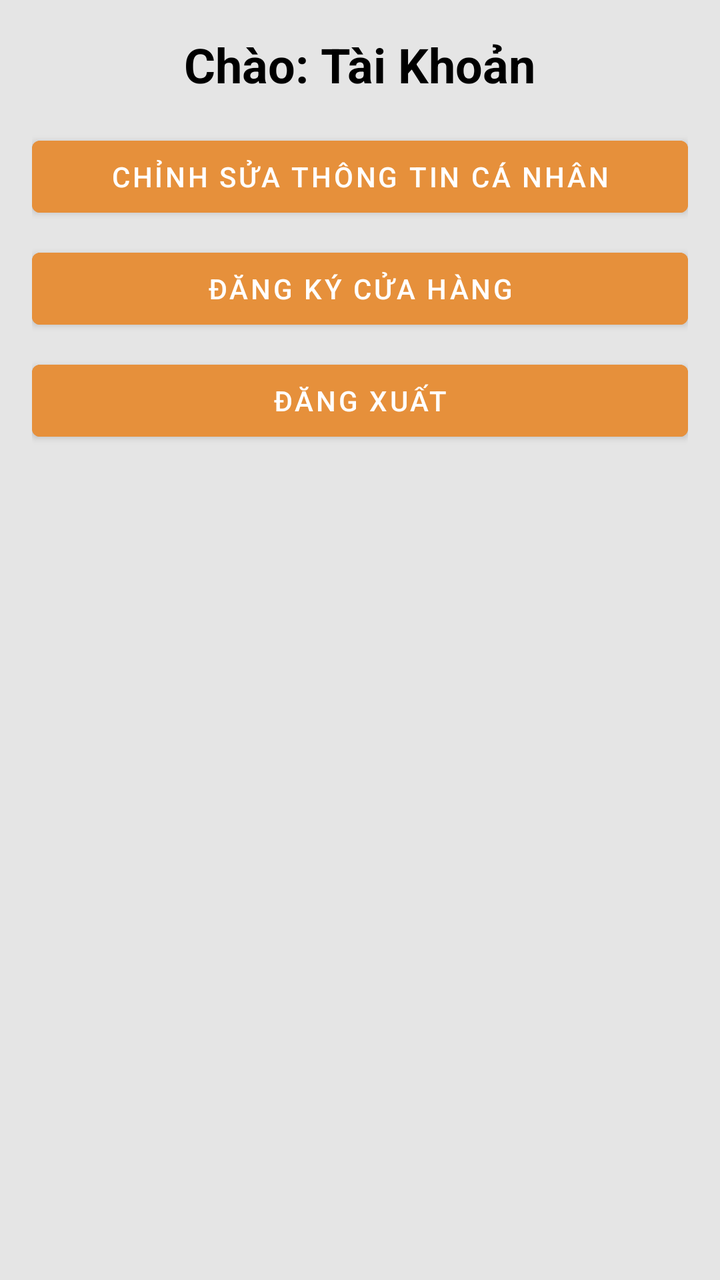
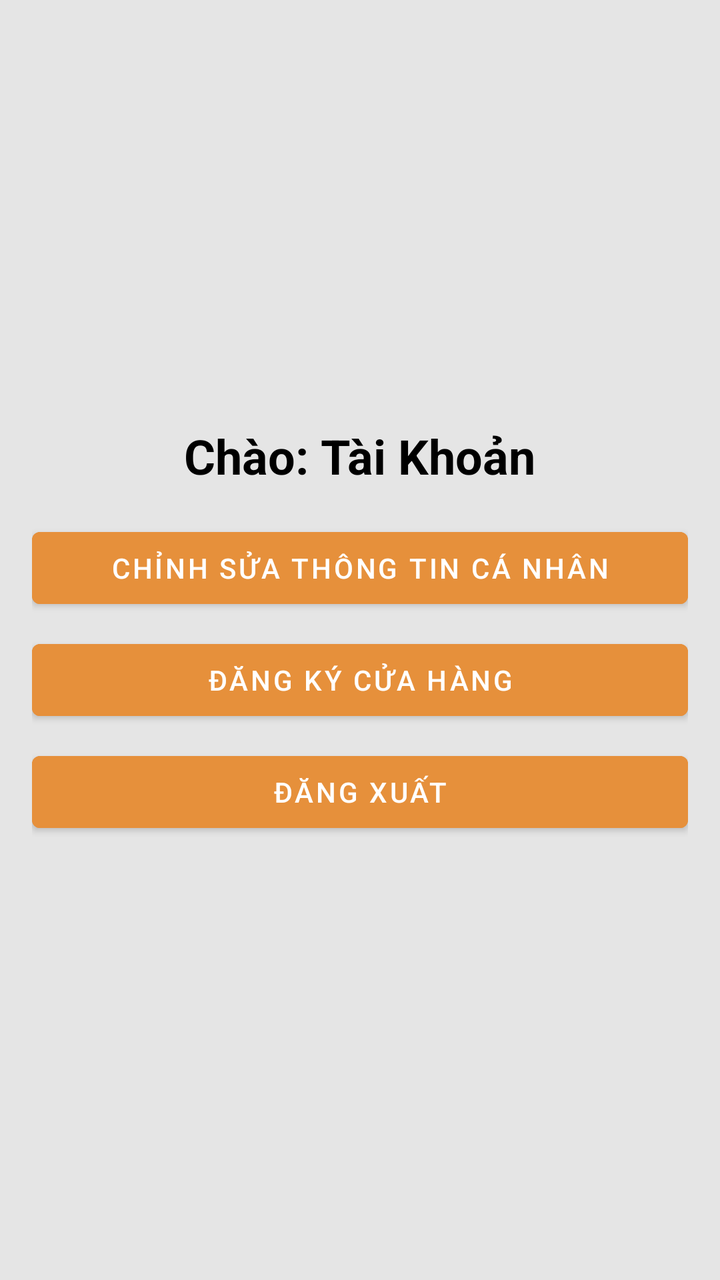

An Android layout rendered at two revisions. The XML below is the earlier revision; the diff shows what the commit changed to produce the second picture.
<!-- AndroidManifest.xml: application theme Theme.Grab_Demo -->
<!-- res/layout/fragment_tai_khoan_store_owner.xml -->
<?xml version="1.0" encoding="utf-8"?>
<FrameLayout xmlns:android="http://schemas.android.com/apk/res/android"
    xmlns:tools="http://schemas.android.com/tools"
    android:layout_width="match_parent"
    android:layout_height="match_parent"
    tools:context=".store_owner.fragment.TaiKhoanStoreOwnerFragment">

    <LinearLayout
        android:layout_width="match_parent"
        android:layout_height="match_parent"
        android:background="@color/xam"
        android:orientation="vertical"
        android:padding="16dp">

        <LinearLayout
            android:layout_width="match_parent"
            android:layout_height="wrap_content"
            android:gravity="center">

            <TextView
                android:layout_width="wrap_content"
                android:layout_height="wrap_content"
                android:layout_gravity="center"
                android:paddingBottom="16dp"
                android:text="Chào: "
                android:textColor="@color/black"
                android:textSize="24sp"
                android:textStyle="bold" />

            <TextView
                android:id="@+id/tv_name_storeowner"
                android:layout_width="wrap_content"
                android:layout_height="wrap_content"
                android:layout_gravity="center"
                android:paddingBottom="16dp"
                android:text="Tài Khoản"
                android:textColor="@color/black"
                android:textSize="24sp"
                android:textStyle="bold" />
        </LinearLayout>

        <Button
            android:id="@+id/btn_edit_profile_storeowner"
            android:layout_width="match_parent"
            android:layout_height="wrap_content"
            android:layout_marginBottom="8dp"
            android:backgroundTint="@color/cam"
            android:text="Chỉnh sửa thông tin cá nhân"
            android:textColor="@color/white" />

        <Button
            android:id="@+id/btn_register_store_storeowner"
            android:layout_width="match_parent"
            android:layout_height="wrap_content"
            android:layout_marginBottom="8dp"
            android:backgroundTint="@color/cam"
            android:text="Đăng ký cửa hàng"
            android:textColor="@color/white" />

        <Button
            android:id="@+id/btn_logout_storeowner"
            android:layout_width="match_parent"
            android:layout_height="wrap_content"
            android:layout_marginBottom="8dp"
            android:backgroundTint="@color/cam"
            android:text="Đăng xuất"
            android:textColor="@color/white" />

    </LinearLayout>


</FrameLayout>
<!-- resources referenced by this layout -->
<resources>
  <color name="black">#FF000000</color>
  <color name="cam">#e6903b</color>
  <color name="white">#FFFFFFFF</color>
  <color name="xam">#e5e5e5</color>
  <style name="Theme.Grab_Demo" parent="Base.Theme.Grab_Demo" />
  <style name="Base.Theme.Grab_Demo" parent="Theme.MaterialComponents.DayNight.NoActionBar">
          
          
      </style>
</resources>

<!-- the commit's change to res/layout/fragment_tai_khoan_store_owner.xml (unified diff, before → after) -->
@@ -10,6 +10,7 @@
         android:layout_height="match_parent"
         android:background="@color/xam"
         android:orientation="vertical"
+        android:gravity="center"
         android:padding="16dp">
 
         <LinearLayout
